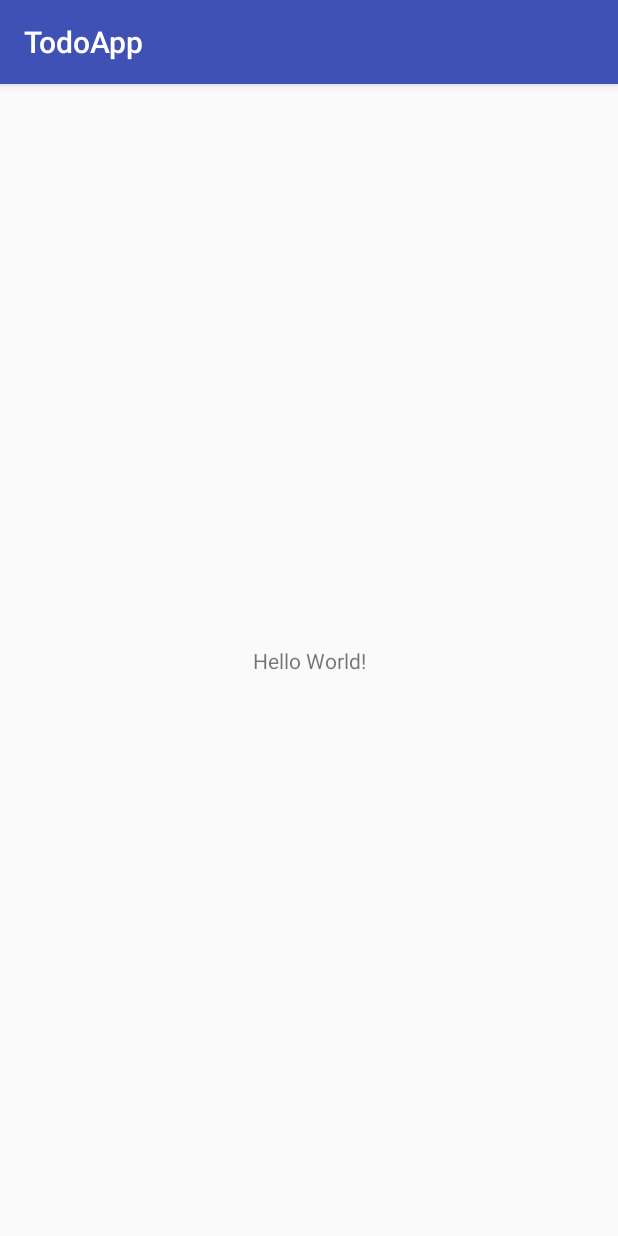
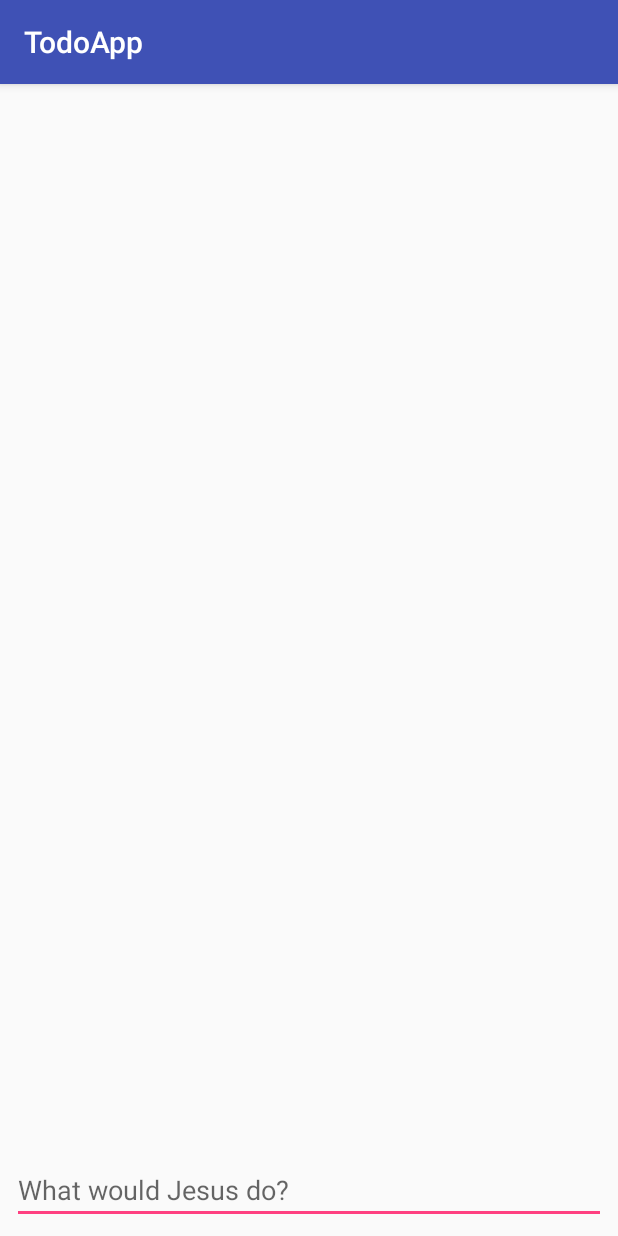
Before and after one commit to mpnsk/AndroidTodoApp, an Android app: the screen it shows after launch (MainActivity), on a phone screen of 412 x 824 dp. Run offline under Robolectric (Android 15) with nearby library versions, the phone set to English and light mode, and no system bars.

Commit message:
Sculpt basic layout

```diff
--- a/app/build.gradle
+++ b/app/build.gradle
@@ -31,4 +31,5 @@ dependencies {
     implementation 'com.android.support:appcompat-v7:25.4.0'
     testImplementation 'junit:junit:4.12'
     implementation 'com.android.support.constraint:constraint-layout:1.0.2'
+    implementation 'com.android.support:recyclerview-v7:25.4.0'
 }
--- a/app/src/main/res/layout/activity_main.xml
+++ b/app/src/main/res/layout/activity_main.xml
@@ -6,13 +6,30 @@
     android:layout_height="match_parent"
     tools:context="com.paunoski.manuel.todoapp.MainActivity">
 
-    <TextView
-        android:layout_width="wrap_content"
+    <EditText
+        android:id="@+id/editTextInput"
+        android:layout_width="0dp"
         android:layout_height="wrap_content"
-        android:text="Hello World!"
+        android:layout_marginBottom="8dp"
+        android:layout_marginEnd="8dp"
+        android:layout_marginStart="8dp"
+        android:ems="10"
+        android:hint="What would Jesus do?"
+        android:inputType="text"
+        android:singleLine="true"
         app:layout_constraintBottom_toBottomOf="parent"
-        app:layout_constraintLeft_toLeftOf="parent"
-        app:layout_constraintRight_toRightOf="parent"
+        app:layout_constraintEnd_toEndOf="parent"
+        app:layout_constraintStart_toStartOf="parent" />
+
+    <android.support.v7.widget.RecyclerView
+        android:layout_width="0dp"
+        android:layout_height="0dp"
+        android:layout_marginBottom="8dp"
+        android:layout_marginEnd="8dp"
+        android:layout_marginStart="8dp"
+        android:layout_marginTop="8dp"
+        app:layout_constraintBottom_toTopOf="@+id/editTextInput"
+        app:layout_constraintEnd_toEndOf="parent"
+        app:layout_constraintStart_toStartOf="parent"
         app:layout_constraintTop_toTopOf="parent" />
-
 </android.support.constraint.ConstraintLayout>
```
